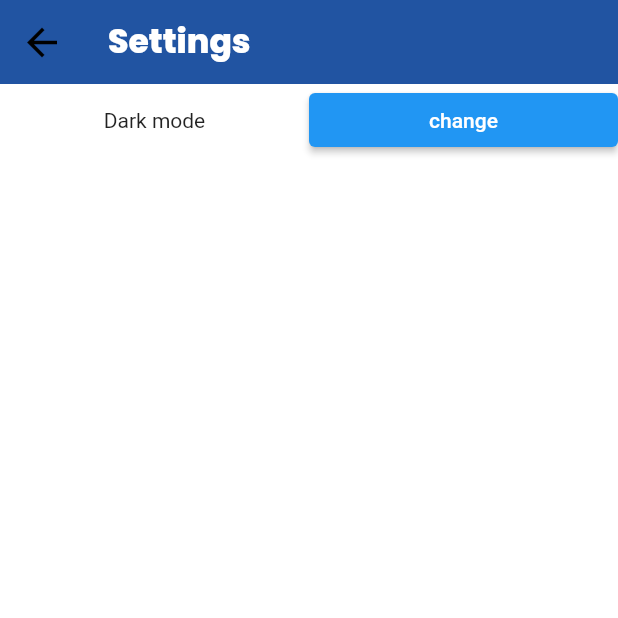
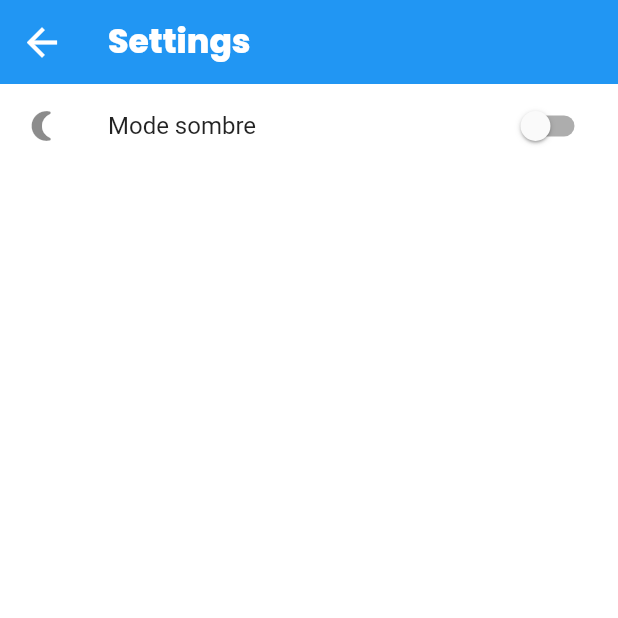
Before and after one commit to cmaupcay/PJS4-BTTP, a Flutter app: the HomePage screen opened directly, after a tap on the "settings" icon, on a phone screen of 412 x 824 dp, the top half of it. Run offline on Flutter 3.47's test engine with Material 2 defaults, Android fonts, the phone set to English and light mode, and no system bars; our stand-ins replace adaptive_theme, font_awesome_flutter, google_fonts.

Commit message:
dark theme

```diff
--- a/mobile/lib/home_page.dart
+++ b/mobile/lib/home_page.dart
@@ -66,8 +66,8 @@ class HomePageState extends State<HomePage> {
       bottomNavigationBar: BottomNavigationBar(
         type: BottomNavigationBarType.fixed,
         currentIndex: this.selectedIndex,
-        backgroundColor: bars,
-        selectedItemColor: Colors.white,
+//        backgroundColor: bars,
+//      selectedItemColor: Colors.white,
         selectedFontSize: 16,
         unselectedItemColor: Colors.grey[400],
         items: [
@@ -133,11 +133,11 @@ class MyScriptsAppBar extends StatelessWidget implements PreferredSizeWidget {
   @override
   Widget build(BuildContext context) {
     return AppBar(
-      backgroundColor: bars,
+//      backgroundColor: bars,
       title: Text(
         'My Scripts',
         style: GoogleFonts.poppins(
-          color: Colors.white,
+//          color: Colors.white,
           fontSize: 22,
           fontWeight: FontWeight.w800,
         ),
@@ -154,7 +154,7 @@ class MyScriptsAppBar extends StatelessWidget implements PreferredSizeWidget {
           },
           icon: Icon(
             Icons.settings,
-            color: Colors.white,
+//            color: Colors.white,
             size: 20,
           ),
         )
@@ -170,11 +170,11 @@ class AddScriptAppBar extends StatelessWidget implements PreferredSizeWidget {
   @override
   Widget build(BuildContext context) {
     return AppBar(
-      backgroundColor: bars,
+//      backgroundColor: bars,
       title: Text(
         'Add Script',
         style: GoogleFonts.poppins(
-          color: Colors.white,
+//          color: Colors.white,
           fontSize: 22,
           fontWeight: FontWeight.w800,
         ),
@@ -184,7 +184,7 @@ class AddScriptAppBar extends StatelessWidget implements PreferredSizeWidget {
           onPressed: null,
           icon: Icon(
             Icons.settings,
-            color: Colors.white,
+//            color: Colors.white,
             size: 20,
           ),
         )
@@ -201,11 +201,11 @@ class MyProfileAppBar extends StatelessWidget implements PreferredSizeWidget {
   Widget build(BuildContext context) {
     return AppBar(
       automaticallyImplyLeading: false,
-      backgroundColor: bars,
+//      backgroundColor: bars,
       title: Text(
         'My Profile',
         style: GoogleFonts.poppins(
-          color: Colors.white,
+//          color: Colors.white,
           fontSize: 22,
           fontWeight: FontWeight.w800,
         ),
@@ -222,7 +222,7 @@ class MyProfileAppBar extends StatelessWidget implements PreferredSizeWidget {
           },
           icon: Icon(
             Icons.settings,
-            color: Colors.white,
+//            color: Colors.white,
             size: 20,
           ),
         )
@@ -240,7 +240,7 @@ class MyScripts extends StatelessWidget {
       title: Text(
         'My Scripts',
         style: GoogleFonts.poppins(
-          color: Colors.white,
+//          color: Colors.white,
           fontSize: 22,
           fontWeight: FontWeight.w800,
         ),
@@ -257,7 +257,7 @@ class MyScripts extends StatelessWidget {
           },
           icon: Icon(
             Icons.settings,
-            color: Colors.white,
+//            color: Colors.white,
             size: 20,
           ),
         )
@@ -302,7 +302,7 @@ class FilScript extends StatelessWidget {
   Widget build(BuildContext context) {
     return Container(
       padding: EdgeInsets.all(10),
-      color: screen,
+//      color: screen,
       child: Column(
         children: [
           Column(
@@ -318,7 +318,6 @@ class FilScript extends StatelessWidget {
 
 class ScriptCard extends StatelessWidget {
   final Map scriptData;
-  bool _hasBeenPressed = false;
   ScriptCard(this.scriptData);
   @override
   Widget build(BuildContext context) {
@@ -327,7 +326,7 @@ class ScriptCard extends StatelessWidget {
       height: 230,
       width: double.infinity,
       decoration: BoxDecoration(
-        color: bars,
+//        color: bars,
         borderRadius: BorderRadius.all(Radius.circular(18)),
         boxShadow: [
           BoxShadow(
@@ -387,7 +386,7 @@ class ScriptCard extends StatelessWidget {
                   },
                   icon: Icon(
                     Icons.arrow_forward_ios_rounded,
-                    color: Colors.green,
+                    //                  color: Colors.green,
                     size: 30,
                   ),
                 )
@@ -400,7 +399,7 @@ class ScriptCard extends StatelessWidget {
               onPressed: null,
               icon: Icon(
                 Icons.add_circle_outline,
-                color: Colors.green,
+//                color: Colors.green,
                 size: 30,
               ),
             ),
--- a/mobile/lib/settings_page.dart
+++ b/mobile/lib/settings_page.dart
@@ -1,3 +1,5 @@
+// ignore_for_file: unnecessary_const, avoid_print, prefer_const_constructors
+
 import 'main.dart';
 import 'package:flutter/material.dart';
 import 'package:flutter/services.dart';
@@ -41,12 +43,12 @@ class _SettingsPage extends State<SettingsPage> {
       backgroundColor: screen,
       appBar: AppBar(
         elevation: 0,
-        backgroundColor: bars,
+//        backgroundColor: bars,
         leading: IconButton(
           // ignore: prefer_const_constructors
           icon: Icon(
             Icons.arrow_back,
-            color: Colors.black,
+//           color: Colors.black,
             size: 30,
           ),
           onPressed: () {
@@ -56,26 +58,28 @@ class _SettingsPage extends State<SettingsPage> {
         title: Text(
           'Settings',
           style: GoogleFonts.poppins(
-            color: Colors.white,
+//            color: Colors.white,
             fontSize: 22,
             fontWeight: FontWeight.w800,
           ),
         ),
       ),
-      body: Column(
-        children: [
-          Row(children: const <Widget>[
-            Expanded(
-              child: Text('Dark mode', textAlign: TextAlign.center),
-            ),
-            Expanded(
-              child: ElevatedButton(
-                onPressed: changetheme,
-                child: Text('change'),
-              ),
-            ),
-          ]),
-        ],
+      body: SwitchListTile(
+        title: Text('Mode sombre'),
+        activeColor: Colors.orange,
+        secondary: const Icon(Icons.nightlight_round),
+        value: darkmode,
+        onChanged: (bool value) {
+          print(value);
+          if (value == true) {
+            AdaptiveTheme.of(context).setDark();
+          } else {
+            AdaptiveTheme.of(context).setLight();
+          }
+          setState(() {
+            darkmode = value;
+          });
+        },
       ),
     );
   }
```
Also changed, not shown: 1 other file.
